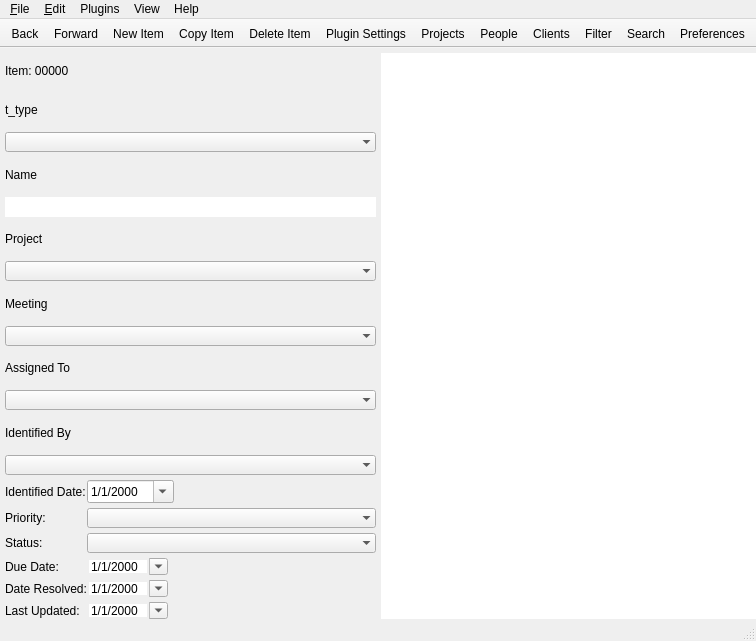
Before: the Qt Designer form mainwindow.ui in kestermckinney/ProjectNotes, drawn with Qt 5.
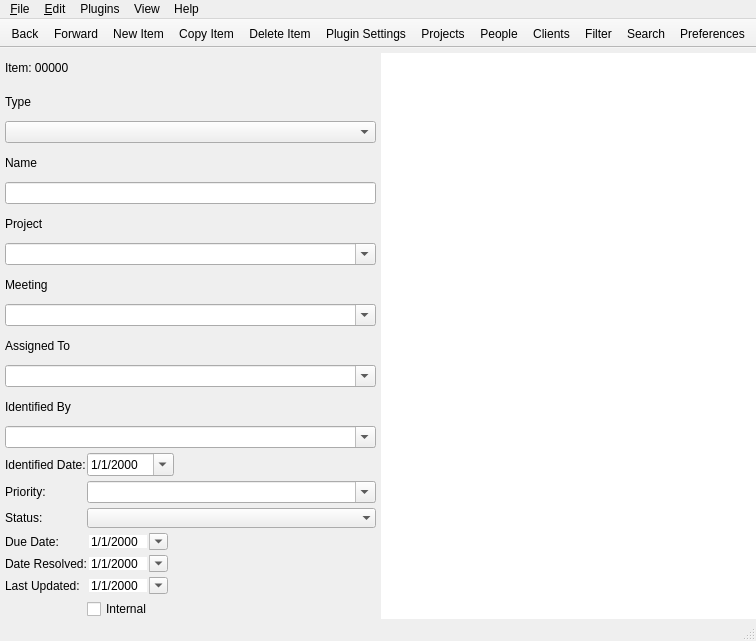
After: the same form once the commit is applied. The open tabs and pages were chosen to show the change. Icons and pictures are not drawn. Custom widgets are drawn as their Qt base class.

The edit to the form file:
```diff
--- a/mainwindow.ui
+++ b/mainwindow.ui
@@ -1006,15 +1006,18 @@
             <item>
              <widget class="QLabel" name="labelType">
               <property name="text">
-               <string>t_type</string>
+               <string>Type</string>
               </property>
              </widget>
             </item>
             <item>
              <widget class="QComboBox" name="comboBoxType">
-              <property name="frame">
+              <property name="editable">
                <bool>false</bool>
               </property>
+              <property name="frame">
+               <bool>true</bool>
+              </property>
              </widget>
             </item>
             <item>
@@ -1027,7 +1030,7 @@
             <item>
              <widget class="QLineEdit" name="lineEditName">
               <property name="frame">
-               <bool>false</bool>
+               <bool>true</bool>
               </property>
              </widget>
             </item>
@@ -1040,8 +1043,11 @@
             </item>
             <item>
              <widget class="QComboBox" name="comboBoxProject">
+              <property name="editable">
+               <bool>true</bool>
+              </property>
               <property name="frame">
-               <bool>false</bool>
+               <bool>true</bool>
               </property>
              </widget>
             </item>
@@ -1054,8 +1060,11 @@
             </item>
             <item>
              <widget class="QComboBox" name="comboBoxMeeting">
+              <property name="editable">
+               <bool>true</bool>
+              </property>
               <property name="frame">
-               <bool>false</bool>
+               <bool>true</bool>
               </property>
              </widget>
             </item>
@@ -1068,8 +1077,11 @@
             </item>
             <item>
              <widget class="QComboBox" name="comboBoxAssignedTo">
+              <property name="editable">
+               <bool>true</bool>
+              </property>
               <property name="frame">
-               <bool>false</bool>
+               <bool>true</bool>
               </property>
              </widget>
             </item>
@@ -1082,8 +1094,11 @@
             </item>
             <item>
              <widget class="QComboBox" name="comboBoxIdentifiedBy">
+              <property name="editable">
+               <bool>true</bool>
+              </property>
               <property name="frame">
-               <bool>false</bool>
+               <bool>true</bool>
               </property>
              </widget>
             </item>
@@ -1129,8 +1144,11 @@
                   <verstretch>0</verstretch>
                  </sizepolicy>
                 </property>
+                <property name="editable">
+                 <bool>true</bool>
+                </property>
                 <property name="frame">
-                 <bool>false</bool>
+                 <bool>true</bool>
                 </property>
                </widget>
               </item>
@@ -1239,6 +1257,13 @@
                 </property>
                </widget>
               </item>
+              <item row="6" column="1">
+               <widget class="QCheckBox" name="checkBoxInternal">
+                <property name="text">
+                 <string>Internal</string>
+                </property>
+               </widget>
+              </item>
              </layout>
             </item>
            </layout>
@@ -1948,6 +1973,17 @@
    <extends>QTableView</extends>
    <header>projectlocationsview.h</header>
   </customwidget>
+  <customwidget>
+   <class>ProjectNotesView</class>
+   <extends>QTableView</extends>
+   <header>projectnotesview.h</header>
+  </customwidget>
+  <customwidget>
+   <class>ItemDetailsPage</class>
+   <extends>QWidget</extends>
+   <header>itemdetailspage.h</header>
+   <container>1</container>
+  </customwidget>
  </customwidgets>
  <resources>
   <include location="Resources.qrc"/>
```
Left out of the diff: 14 changed lines with no effect on the pictures.
